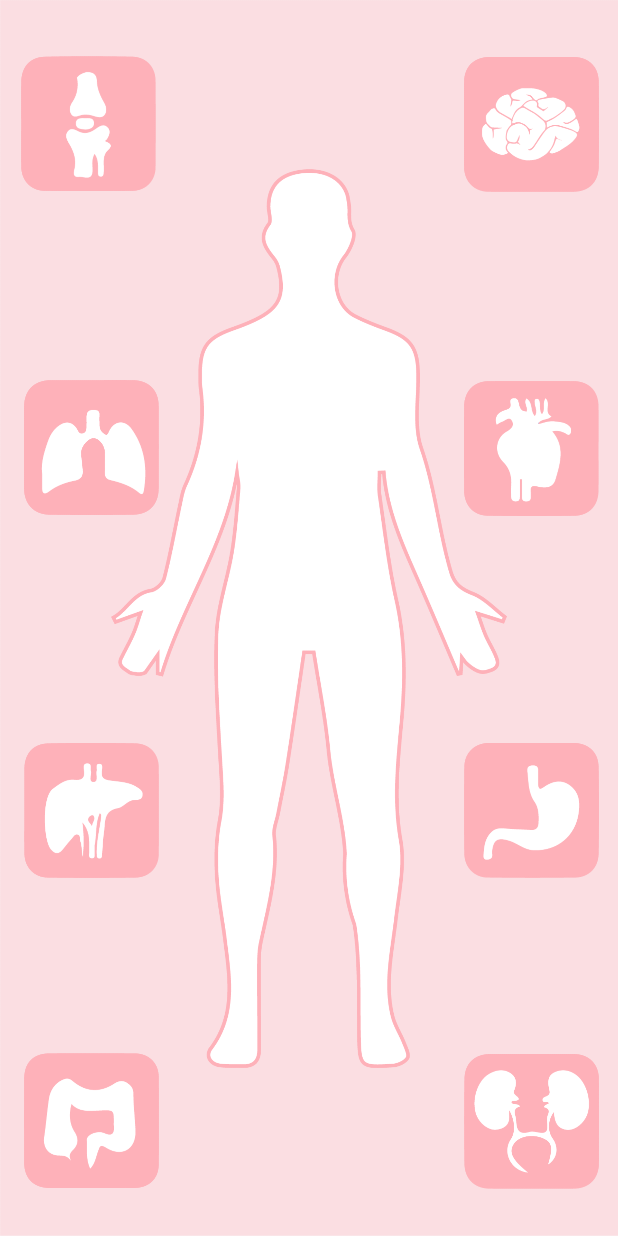
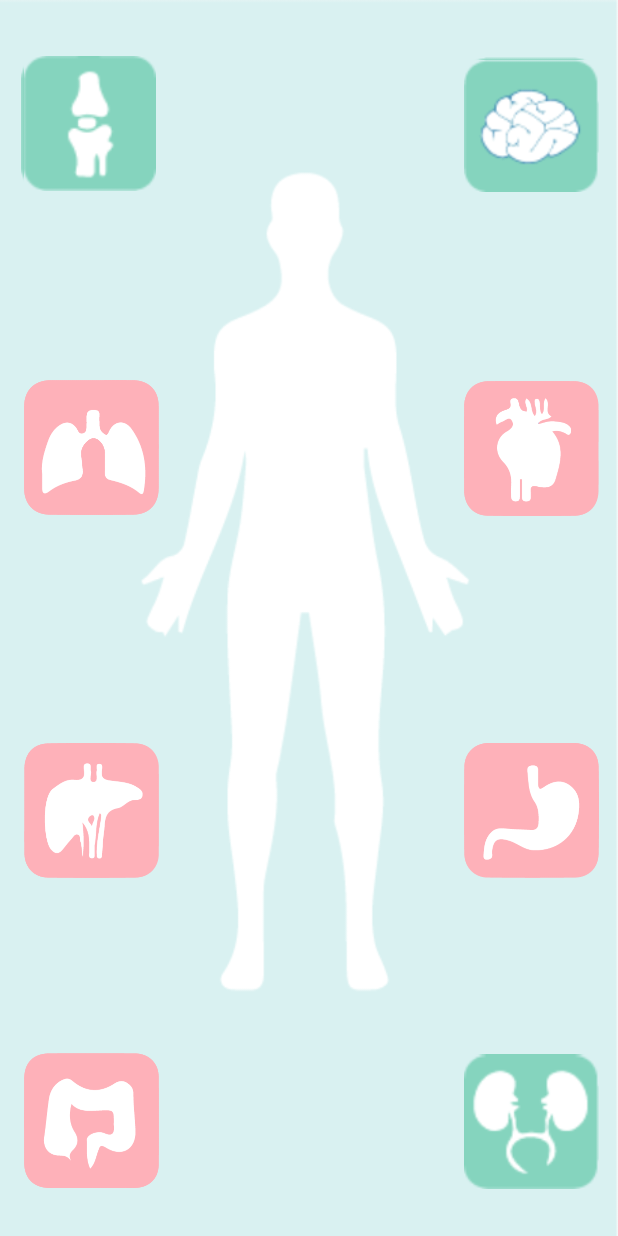
Before and after one commit to sunghyuk-seo/Todak, an Android app: the self_diagnosis screen opened directly, with no data from a screen before it, on a phone screen of 412 x 824 dp. Run offline under Robolectric (Android 15) with nearby library versions, the phone set to English and light mode, and no system bars.

Commit message:
자가진단 사진 변경중

```diff
--- a/app/src/main/res/layout/activity_self_diagnosis.xml
+++ b/app/src/main/res/layout/activity_self_diagnosis.xml
@@ -4,14 +4,14 @@
     xmlns:tools="http://schemas.android.com/tools"
     android:layout_width="match_parent"
     android:layout_height="match_parent"
-    android:background="@drawable/self_background"
+    android:background="@drawable/background-16"
     tools:context=".self_diagnosis">
 
     <ImageView
         android:id="@+id/imageView4"
         android:layout_width="264dp"
         android:layout_height="627dp"
-        android:src="@drawable/background"
+
         app:layout_constraintBottom_toBottomOf="parent"
         app:layout_constraintEnd_toEndOf="parent"
         app:layout_constraintStart_toStartOf="parent"
@@ -24,7 +24,7 @@
         android:layout_height="90dp"
         android:adjustViewBounds="true"
         android:background="@drawable/brain"
-        android:scaleType="centerInside"
+        android:scaleType="fitEnd"
         android:src="@drawable/brain"
         app:layout_constraintBottom_toBottomOf="parent"
         app:layout_constraintEnd_toEndOf="parent"
@@ -41,7 +41,7 @@
         android:layout_height="90dp"
         android:adjustViewBounds="true"
         android:background="@drawable/bladder"
-        android:scaleType="centerInside"
+        android:scaleType="fitEnd"
         android:src="@drawable/bladder"
         app:layout_constraintBottom_toBottomOf="parent"
         app:layout_constraintEnd_toEndOf="parent"
@@ -73,7 +73,7 @@
         android:layout_height="90dp"
         android:adjustViewBounds="true"
         android:background="@drawable/bone"
-        android:scaleType="centerInside"
+        android:scaleType="fitEnd"
         android:src="@drawable/bone"
         app:layout_constraintBottom_toBottomOf="parent"
         app:layout_constraintEnd_toEndOf="parent"
```
Also changed, not shown: app/src/main/res/drawable/background-16.png (added), app/src/main/res/drawable/background.png (deleted), app/src/main/res/drawable/bladder.png, app/src/main/res/drawable/bone.png, app/src/main/res/drawable/brain.png, app/src/main/res/drawable/self_background.png (deleted).
